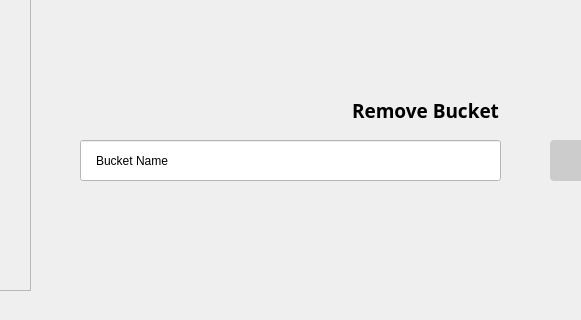
The window that scoopgui.ui (Fluorite-Apps/Fluorite-Store) describes before a commit, drawn with Qt 5; both pictures show x 279 to 860 and y 189 to 509 of the 1083 by 600 pixel window.
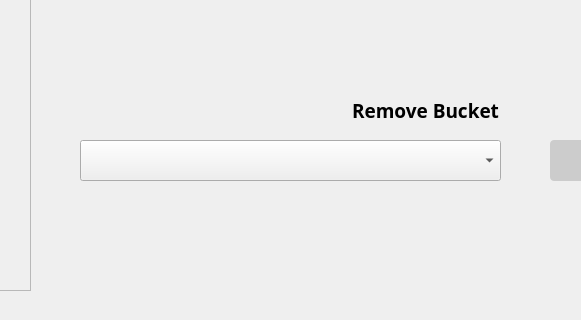
The same window after the commit. The open tabs and pages were chosen to show the change. Icons and pictures are not drawn.

The edit to the form file:
```diff
--- a/scoopgui.ui
+++ b/scoopgui.ui
@@ -434,92 +434,6 @@
        <set>Qt::AlignCenter</set>
       </property>
      </widget>
-     <widget class="QLineEdit" name="bucket_input_remove">
-      <property name="geometry">
-       <rect>
-        <x>350</x>
-        <y>350</y>
-        <width>421</width>
-        <height>41</height>
-       </rect>
-      </property>
-      <property name="styleSheet">
-       <string notr="true">QWidget{
-    background-color: white;
-}
-
-/* 单行输入框 */
-QLineEdit {
-    padding: 8px 13px 7px 13px;
-    font: 17px 'Microsoft YaHei';
-    selection-background-color: rgb(0, 153, 188);
-}
-
-QLineEdit:focus {
-    border: 1px solid rgb(0, 153, 188);
-}
-
-QLineEdit:disabled {
-    color: rgb(122, 122, 122);
-    border: none;
-    background-color: rgb(204, 204, 204);
-}
-
-
-/* 右击菜单 */
-QMenu {
-    width: 1px;
-    height: 1px;
-    background-color: rgb(242, 242, 242);
-    font-size: 18px;
-    font: 18px &quot;Microsoft YaHei&quot;;
-    padding: 5px 0px 5px 0px;
-    border: 1px solid rgb(196, 199, 200);
-}
-
-
-QMenu::right-arrow {
-    width: 16px;
-    height: 16px;
-    right: 16px;
-    border-border-image: url(resource/images/子菜单右箭头.png);
-
-}
-
-QMenu::separator {
-    height: 1px;
-    width: 140px;
-    background: rgba(0, 0, 0, 104);
-    margin-right: 13px;
-    margin-top: 5px;
-    margin-bottom: 5px;
-    margin-left: 13;
-}
-
-QMenu::item {
-    padding: 7px 20px 7px 26px;
-}
-
-QMenu::item:selected {
-    border-width: 1px;
-    border-color: rgb(212, 212, 212);
-    background: rgba(0, 0, 0, 25);
-    color: black;
-}
-
-QMenu[hasCancelAct='true'] {
-    width: 1px;
-}
-
-QMenu::icon {
-    position: absolute;
-    left: 16px;
-}</string>
-      </property>
-      <property name="text">
-       <string>Bucket Name</string>
-      </property>
-     </widget>
      <widget class="QPushButton" name="bucket_button_remove">
       <property name="geometry">
        <rect>
@@ -600,6 +514,22 @@
        <string>Back</string>
       </property>
      </widget>
+     <widget class="QComboBox" name="cb">
+      <property name="geometry">
+       <rect>
+        <x>350</x>
+        <y>350</y>
+        <width>421</width>
+        <height>41</height>
+       </rect>
+      </property>
+      <property name="font">
+       <font>
+        <family>Arial</family>
+        <pointsize>12</pointsize>
+       </font>
+      </property>
+     </widget>
     </widget>
     <widget class="QWidget" name="installed"/>
     <widget class="QWidget" name="search"/>
```
Left out of the diff: 3 changed lines with no effect on the pictures.
